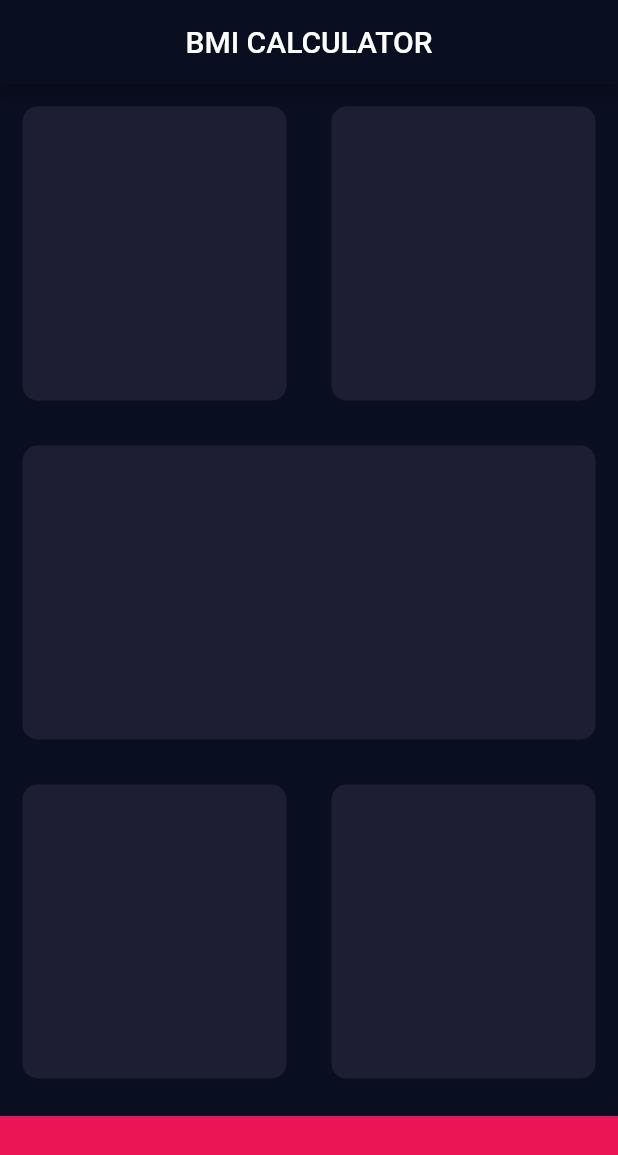
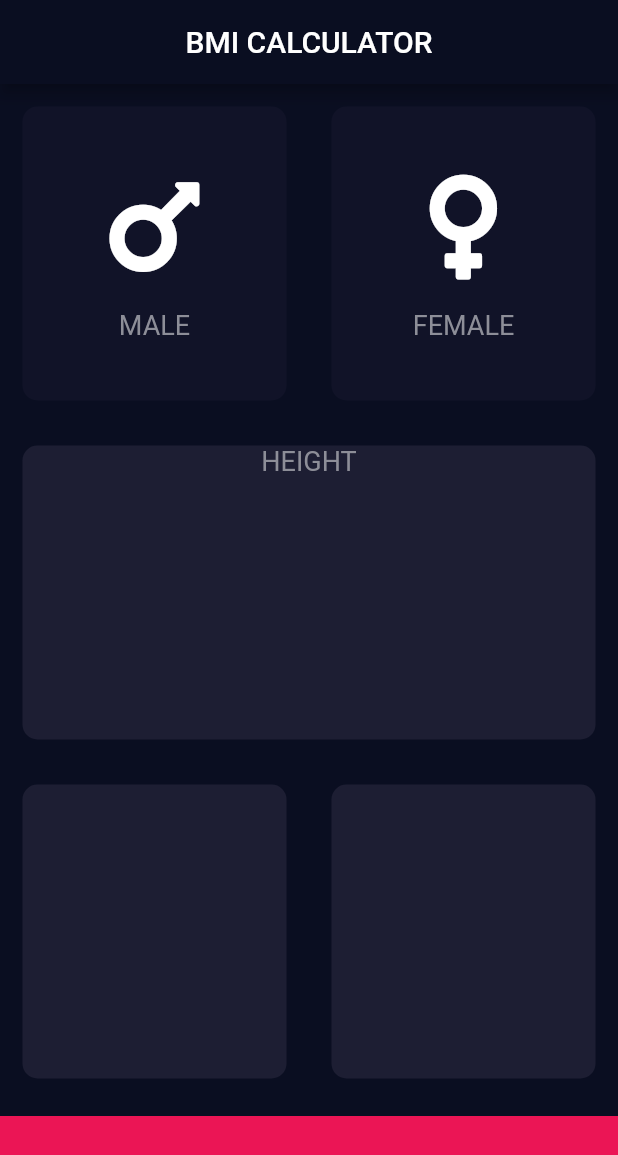
Before and after one commit to ashi31/bmi-calculator-flutter, a Flutter app: the screen it shows after launch, on a phone screen of 412 x 824 dp. Shown: the top 1155 px of the screen. Run offline on Flutter 3.47's test engine with Material 2 defaults, Android fonts, the phone set to English and light mode, and no system bars; our stand-ins replace font_awesome_flutter.

Commit message:
separating constants and refactoring widgets

```diff
--- /dev/null
+++ b/lib/constants.dart
@@ -0,0 +1,10 @@
+import 'package:flutter/widgets.dart';
+
+const kActiveCardColor = Color(0xFF1D1E33);
+const kInactiveCardColor = Color(0xFF111328);
+const kBottomContainerHeight = 80.0;
+const kBottomContainerColor = Color(0xFFEB1555);
+const kLabelTextStyle = TextStyle(
+  fontSize: 18.0,
+  color: Color(0xFF8D8E98),
+);
--- /dev/null
+++ b/lib/icon_content.dart
@@ -0,0 +1,30 @@
+import 'package:flutter/material.dart';
+
+import 'constants.dart';
+
+class IconContent extends StatelessWidget {
+  final IconData icon;
+  final String text;
+
+  IconContent({this.icon, this.text});
+
+  @override
+  Widget build(BuildContext context) {
+    return Column(
+      mainAxisAlignment: MainAxisAlignment.center,
+      children: <Widget>[
+        Icon(
+          icon,
+          size: 80.0,
+        ),
+        SizedBox(
+          height: 15.0,
+        ),
+        Text(
+          text,
+          style: kLabelTextStyle,
+        ),
+      ],
+    );
+  }
+}
--- a/lib/input_page.dart
+++ b/lib/input_page.dart
@@ -1,8 +1,11 @@
 import 'package:flutter/material.dart';
+import 'package:font_awesome_flutter/font_awesome_flutter.dart';
 
-const activeCardColor = Color(0xFF1D1E33);
-const bottomContainerHeight = 80.0;
-const bottomContainerColor = Color(0xFFEB1555);
+import 'constants.dart';
+import 'icon_content.dart';
+import 'reusable_card.dart';
+
+enum Gender { male, female }
 
 class InputPage extends StatefulWidget {
   @override
@@ -10,6 +13,8 @@ class InputPage extends StatefulWidget {
 }
 
 class _InputPageState extends State<InputPage> {
+  Gender selectedGender;
+
   @override
   Widget build(BuildContext context) {
     return Scaffold(
@@ -18,18 +23,41 @@ class _InputPageState extends State<InputPage> {
         centerTitle: true,
       ),
       body: Column(
+        crossAxisAlignment: CrossAxisAlignment.stretch,
         children: <Widget>[
           Expanded(
             child: Row(
               children: <Widget>[
                 Expanded(
                   child: ReusableCard(
-                    color: activeCardColor,
+                    onPress: () {
+                      setState(() {
+                        selectedGender = Gender.male;
+                      });
+                    },
+                    color: selectedGender == Gender.male
+                        ? kActiveCardColor
+                        : kInactiveCardColor,
+                    cardChild: IconContent(
+                      icon: FontAwesomeIcons.mars,
+                      text: "MALE",
+                    ),
                   ),
                 ),
                 Expanded(
                   child: ReusableCard(
-                    color: activeCardColor,
+                    onPress: () {
+                      setState(() {
+                        selectedGender = Gender.female;
+                      });
+                    },
+                    color: selectedGender == Gender.female
+                        ? kActiveCardColor
+                        : kInactiveCardColor,
+                    cardChild: IconContent(
+                      text: "FEMALE",
+                      icon: FontAwesomeIcons.venus,
+                    ),
                   ),
                 ),
               ],
@@ -37,7 +65,15 @@ class _InputPageState extends State<InputPage> {
           ),
           Expanded(
             child: ReusableCard(
-              color: activeCardColor,
+              color: kActiveCardColor,
+              cardChild: Column(
+                children: <Widget>[
+                  Text(
+                    "HEIGHT",
+                    style: kLabelTextStyle,
+                  ),
+                ],
+              ),
             ),
           ),
           Expanded(
@@ -45,40 +81,25 @@ class _InputPageState extends State<InputPage> {
               children: <Widget>[
                 Expanded(
                   child: ReusableCard(
-                    color: activeCardColor,
+                    color: kActiveCardColor,
                   ),
                 ),
                 Expanded(
                   child: ReusableCard(
-                    color: activeCardColor,
+                    color: kActiveCardColor,
                   ),
                 ),
               ],
             ),
           ),
           Container(
-            color: bottomContainerColor,
+            color: kBottomContainerColor,
             margin: EdgeInsets.only(top: 10.0),
             width: double.infinity,
-            height: bottomContainerHeight,
+            height: kBottomContainerHeight,
           )
         ],
       ),
     );
   }
 }
-
-class ReusableCard extends StatelessWidget {
-  final Color color;
-  ReusableCard({@required this.color});
-  @override
-  Widget build(BuildContext context) {
-    return Container(
-      margin: EdgeInsets.all(15.0),
-      decoration: BoxDecoration(
-        borderRadius: BorderRadius.circular(10.0),
-        color: color,
-      ),
-    );
-  }
-}
--- a/lib/main.dart
+++ b/lib/main.dart
@@ -8,6 +8,7 @@ class BMICalculator extends StatelessWidget {
   @override
   Widget build(BuildContext context) {
     return MaterialApp(
+      debugShowCheckedModeBanner: false,
       theme: ThemeData.dark().copyWith(
         primaryColor: Color(0xFF0A0E21),
         scaffoldBackgroundColor: Color(0xFF0A0E21),
--- /dev/null
+++ b/lib/reusable_card.dart
@@ -0,0 +1,24 @@
+import 'package:flutter/material.dart';
+
+class ReusableCard extends StatelessWidget {
+  final Color color;
+  final Widget cardChild;
+  final Function onPress;
+
+  ReusableCard({@required this.color, this.cardChild, this.onPress});
+
+  @override
+  Widget build(BuildContext context) {
+    return GestureDetector(
+      onTap: onPress,
+      child: Container(
+        margin: EdgeInsets.all(15.0),
+        decoration: BoxDecoration(
+          borderRadius: BorderRadius.circular(10.0),
+          color: color,
+        ),
+        child: cardChild,
+      ),
+    );
+  }
+}
```
Also changed, not shown: pubspec.yaml (+2 -36 lines), pubspec.lock.
